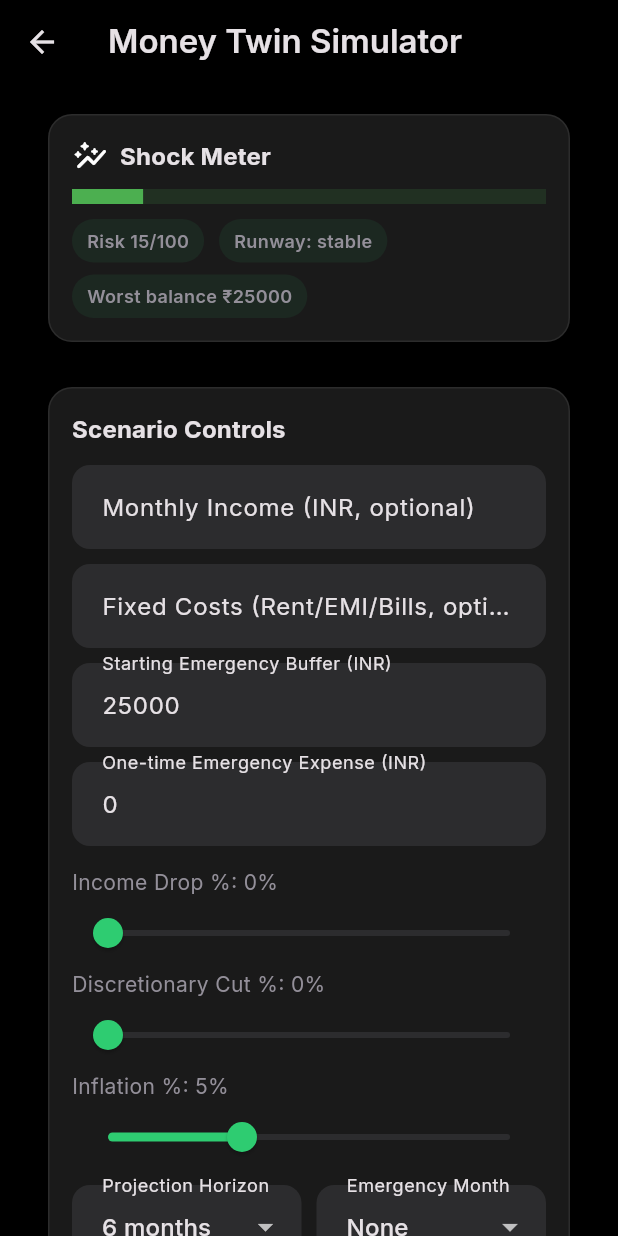
After one commit to kalp-cg/DhanPath-Ai, a Flutter app: the MoneyTwinScreen screen opened directly, on a phone screen of 412 x 824 dp. The commit adds this screen. Run offline on Flutter 3.47's test engine with Material 3 defaults, Android fonts, the phone set to English and light mode, and no system bars; our stand-ins replace csv, file_picker, fl_chart, flutter_local_notifications, flutter_secure_storage, google_fonts and 9 more; missing offline and left inert: syncfusion_flutter_pdf, telephony; accounts and stored records are empty.

Commit message:
feat(ui): add Money Twin screen and More menu entry

```diff
--- /dev/null
+++ b/lib/screens/money_twin_screen.dart
@@ -0,0 +1,289 @@
+import 'package:flutter/material.dart';
+import 'package:provider/provider.dart';
+
+import '../providers/transaction_provider.dart';
+import '../services/money_twin_service.dart';
+import '../services/user_preferences_service.dart';
+
+class MoneyTwinScreen extends StatefulWidget {
+  const MoneyTwinScreen({super.key});
+
+  @override
+  State<MoneyTwinScreen> createState() => _MoneyTwinScreenState();
+}
+
+class _MoneyTwinScreenState extends State<MoneyTwinScreen> {
+  final _incomeController = TextEditingController();
+  final _fixedController = TextEditingController();
+  final _bufferController = TextEditingController(text: '25000');
+  final _emergencyController = TextEditingController(text: '0');
+
+  int _horizonMonths = 6;
+  int _emergencyMonth = 0;
+  double _incomeDropPct = 0;
+  double _cutPct = 0;
+  double _inflationPct = 5;
+
+  final _service = const MoneyTwinService();
+
+  @override
+  void dispose() {
+    _incomeController.dispose();
+    _fixedController.dispose();
+    _bufferController.dispose();
+    _emergencyController.dispose();
+    super.dispose();
+  }
+
+  double _parse(TextEditingController c) {
+    final raw = c.text.replaceAll(',', '').trim();
+    return double.tryParse(raw) ?? 0;
+  }
+
+  @override
+  Widget build(BuildContext context) {
+    final txProvider = context.watch<TransactionProvider>();
+    final txns = txProvider.allTransactions;
+
+    final scenario = MoneyTwinScenario(
+      monthlyIncome: _parse(_incomeController),
+      fixedCosts: _parse(_fixedController),
+      startingBuffer: _parse(_bufferController),
+      horizonMonths: _horizonMonths,
+      incomeDropPct: _incomeDropPct,
+      discretionaryCutPct: _cutPct,
+      inflationPct: _inflationPct,
+      emergencyExpense: _parse(_emergencyController),
+      emergencyMonth: _emergencyMonth,
+    );
+
+    final result = _service.simulate(transactions: txns, scenario: scenario);
+    final worstBalance = result.projections.isEmpty
+        ? 0.0
+        : result.projections.map((p) => p.balance).reduce((a, b) => a < b ? a : b);
+
+    return Scaffold(
+      appBar: AppBar(title: const Text('Money Twin Simulator')),
+      body: ListView(
+        padding: const EdgeInsets.fromLTRB(16, 12, 16, 24),
+        children: [
+          _heroCard(result, worstBalance),
+          const SizedBox(height: 14),
+          _inputsCard(),
+          const SizedBox(height: 14),
+          _projectionCard(result),
+          const SizedBox(height: 14),
+          _recommendationCard(result),
+        ],
+      ),
+    );
+  }
+
+  Widget _heroCard(MoneyTwinResult result, double worstBalance) {
+    final riskColor = result.riskScore >= 70
+        ? Colors.red
+        : result.riskScore >= 40
+            ? Colors.orange
+            : Colors.green;
+
+    return Card(
+      child: Padding(
+        padding: const EdgeInsets.all(16),
+        child: Column(
+          crossAxisAlignment: CrossAxisAlignment.start,
+          children: [
+            Row(
+              children: [
+                const Icon(Icons.auto_graph_rounded),
+                const SizedBox(width: 8),
+                Text(
+                  'Shock Meter',
+                  style: Theme.of(context).textTheme.titleMedium?.copyWith(fontWeight: FontWeight.w700),
+                ),
+              ],
+            ),
+            const SizedBox(height: 10),
+            LinearProgressIndicator(
+              minHeight: 10,
+              value: (result.riskScore / 100).clamp(0, 1),
+              color: riskColor,
+              backgroundColor: riskColor.withOpacity(0.15),
+            ),
+            const SizedBox(height: 10),
+            Wrap(
+              spacing: 10,
+              runSpacing: 8,
+              children: [
+                _chip('Risk ${result.riskScore.toStringAsFixed(0)}/100'),
+                _chip(result.runwayMonth == null ? 'Runway: stable' : 'Runway: month ${result.runwayMonth}'),
+                _chip('Worst balance ${CurrencyHelper.format(worstBalance)}'),
+              ],
+            ),
+          ],
+        ),
+      ),
+    );
+  }
+
+  Widget _chip(String label) {
+    return Container(
+      padding: const EdgeInsets.symmetric(horizontal: 10, vertical: 6),
+      decoration: BoxDecoration(
+        borderRadius: BorderRadius.circular(999),
+        color: Theme.of(context).colorScheme.primary.withOpacity(0.08),
+      ),
+      child: Text(label, style: const TextStyle(fontSize: 12, fontWeight: FontWeight.w600)),
+    );
+  }
+
+  Widget _inputsCard() {
+    return Card(
+      child: Padding(
+        padding: const EdgeInsets.all(16),
+        child: Column(
+          crossAxisAlignment: CrossAxisAlignment.start,
+          children: [
+            Text('Scenario Controls', style: Theme.of(context).textTheme.titleMedium?.copyWith(fontWeight: FontWeight.w700)),
+            const SizedBox(height: 12),
+            _field(_incomeController, 'Monthly Income (INR, optional)'),
+            const SizedBox(height: 10),
+            _field(_fixedController, 'Fixed Costs (Rent/EMI/Bills, optional)'),
+            const SizedBox(height: 10),
+            _field(_bufferController, 'Starting Emergency Buffer (INR)'),
+            const SizedBox(height: 10),
+            _field(_emergencyController, 'One-time Emergency Expense (INR)'),
+            const SizedBox(height: 14),
+            _slider('Income Drop %', _incomeDropPct, 0, 60, (v) => setState(() => _incomeDropPct = v)),
+            _slider('Discretionary Cut %', _cutPct, 0, 60, (v) => setState(() => _cutPct = v)),
+            _slider('Inflation %', _inflationPct, 0, 15, (v) => setState(() => _inflationPct = v)),
+            const SizedBox(height: 8),
+            Row(
+              children: [
+                Expanded(
+                  child: DropdownButtonFormField<int>(
+                    value: _horizonMonths,
+                    decoration: const InputDecoration(labelText: 'Projection Horizon'),
+                    items: const [3, 6, 9, 12]
+                        .map((m) => DropdownMenuItem(value: m, child: Text('$m months')))
+                        .toList(),
+                    onChanged: (v) => setState(() => _horizonMonths = v ?? 6),
+                  ),
+                ),
+                const SizedBox(width: 10),
+                Expanded(
+                  child: DropdownButtonFormField<int>(
+                    value: _emergencyMonth,
+                    decoration: const InputDecoration(labelText: 'Emergency Month'),
+                    items: List.generate(_horizonMonths + 1, (i) => i)
+                        .map((m) => DropdownMenuItem(value: m, child: Text(m == 0 ? 'None' : 'Month $m')))
+                        .toList(),
+                    onChanged: (v) => setState(() => _emergencyMonth = v ?? 0),
+                  ),
+                ),
+              ],
+            ),
+          ],
+        ),
+      ),
+    );
+  }
+
+  Widget _field(TextEditingController controller, String label) {
+    return TextField(
+      controller: controller,
+      keyboardType: TextInputType.number,
+      decoration: InputDecoration(labelText: label),
+      onChanged: (_) => setState(() {}),
+    );
+  }
+
+  Widget _slider(String title, double value, double min, double max, ValueChanged<double> onChanged) {
+    return Column(
+      crossAxisAlignment: CrossAxisAlignment.start,
+      children: [
+        Text('$title: ${value.toStringAsFixed(0)}%'),
+        Slider(value: value, min: min, max: max, onChanged: onChanged),
+      ],
+    );
+  }
+
+  Widget _projectionCard(MoneyTwinResult result) {
+    return Card(
+      child: Padding(
+        padding: const EdgeInsets.all(16),
+        child: Column(
+          crossAxisAlignment: CrossAxisAlignment.start,
+          children: [
+            Text('Projection Timeline', style: Theme.of(context).textTheme.titleMedium?.copyWith(fontWeight: FontWeight.w700)),
+            const SizedBox(height: 10),
+            ...result.projections.map((p) {
+              final isDanger = p.balance < 0;
+              return Padding(
+                padding: const EdgeInsets.only(bottom: 8),
+                child: Row(
+                  children: [
+                    SizedBox(width: 62, child: Text('M${p.month}', style: const TextStyle(fontWeight: FontWeight.w700))),
+                    Expanded(
+                      child: Column(
+                        crossAxisAlignment: CrossAxisAlignment.start,
+                        children: [
+                          Text('In ${CurrencyHelper.format(p.income)}  •  Out ${CurrencyHelper.format(p.expense)}', style: const TextStyle(fontSize: 12)),
+                          const SizedBox(height: 3),
+                          LinearProgressIndicator(
+                            minHeight: 8,
+                            value: (p.balance.abs() / 100000).clamp(0, 1),
+                            backgroundColor: Colors.grey.withOpacity(0.2),
+                            color: isDanger ? Colors.red : Colors.green,
+                          ),
+                        ],
+                      ),
+                    ),
+                    const SizedBox(width: 10),
+                    Text(
+                      CurrencyHelper.format(p.balance),
+                      style: TextStyle(
+                        fontWeight: FontWeight.w700,
+                        color: isDanger ? Colors.red : Colors.green,
+                      ),
+                    ),
+                  ],
+                ),
+              );
+            }),
+          ],
+        ),
+      ),
+    );
+  }
+
+  Widget _recommendationCard(MoneyTwinResult result) {
+    return Card(
+      child: Padding(
+        padding: const EdgeInsets.all(16),
+        child: Column(
+          crossAxisAlignment: CrossAxisAlignment.start,
+          children: [
+            Text('Twin Recommendations', style: Theme.of(context).textTheme.titleMedium?.copyWith(fontWeight: FontWeight.w700)),
+            const SizedBox(height: 10),
+            ...result.recommendations.map(
+              (note) => Padding(
+                padding: const EdgeInsets.only(bottom: 8),
+                child: Row(
+                  crossAxisAlignment: CrossAxisAlignment.start,
+                  children: [
+                    const Padding(
+                      padding: EdgeInsets.only(top: 2),
+                      child: Icon(Icons.bolt_rounded, size: 16),
+                    ),
+                    const SizedBox(width: 8),
+                    Expanded(child: Text(note)),
+                  ],
+                ),
+              ),
+            ),
+          ],
+        ),
+      ),
+    );
+  }
+}
--- a/lib/screens/more_screen.dart
+++ b/lib/screens/more_screen.dart
@@ -13,6 +13,7 @@ import 'budget_suggest_screen.dart';
 import 'weekly_digest_screen.dart';
 import 'savings_goals_screen.dart';
 import 'recurring_bills_screen.dart';
+import 'money_twin_screen.dart';
 
 class MoreScreen extends StatelessWidget {
   const MoreScreen({super.key});
@@ -88,6 +89,16 @@ class MoreScreen extends StatelessWidget {
             isDark: isDark,
             cs: cs,
             onTap: () => _navigate(context, const WeeklyDigestScreen()),
+          ),
+          _buildTile(
+            context,
+            icon: Icons.psychology_alt_rounded,
+            label: 'Money Twin Simulator',
+            subtitle: 'Run shock scenarios and see your cash runway',
+            color: const Color(0xFFD35400),
+            isDark: isDark,
+            cs: cs,
+            onTap: () => _navigate(context, const MoneyTwinScreen()),
           ),
 
           const SizedBox(height: 20),
```
